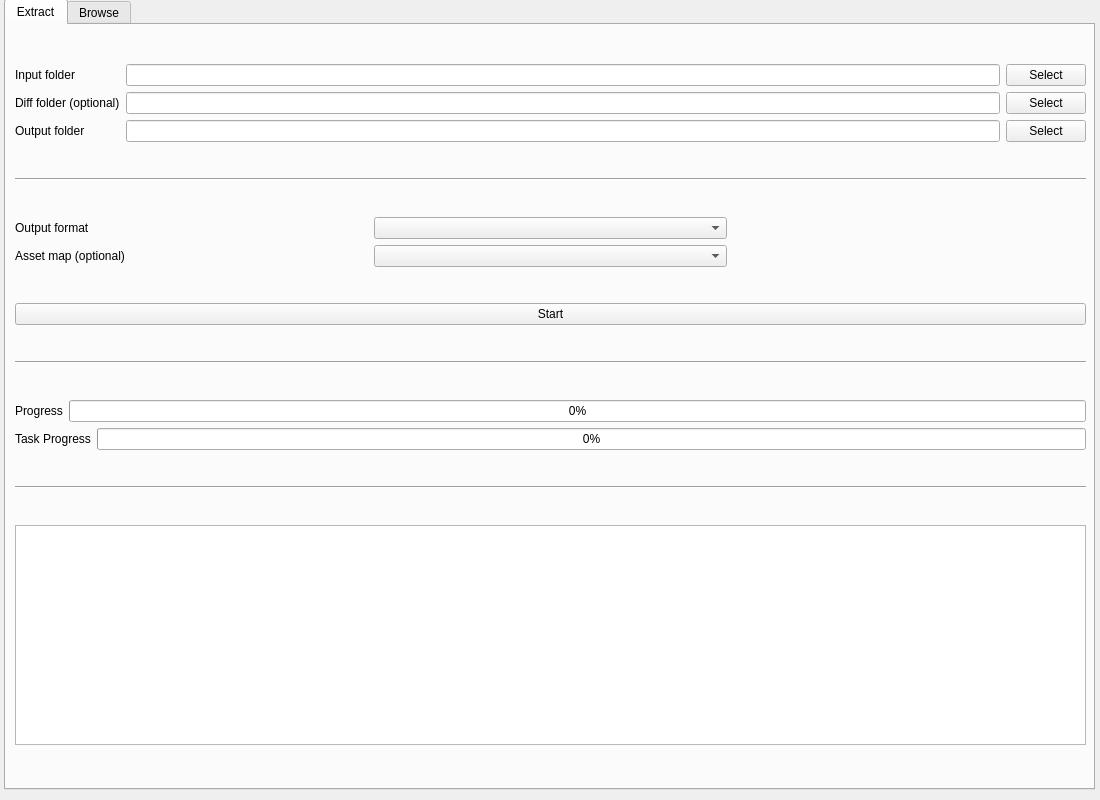
Qt form gui.ui (Escartem/AnimeWwise) before a commit.
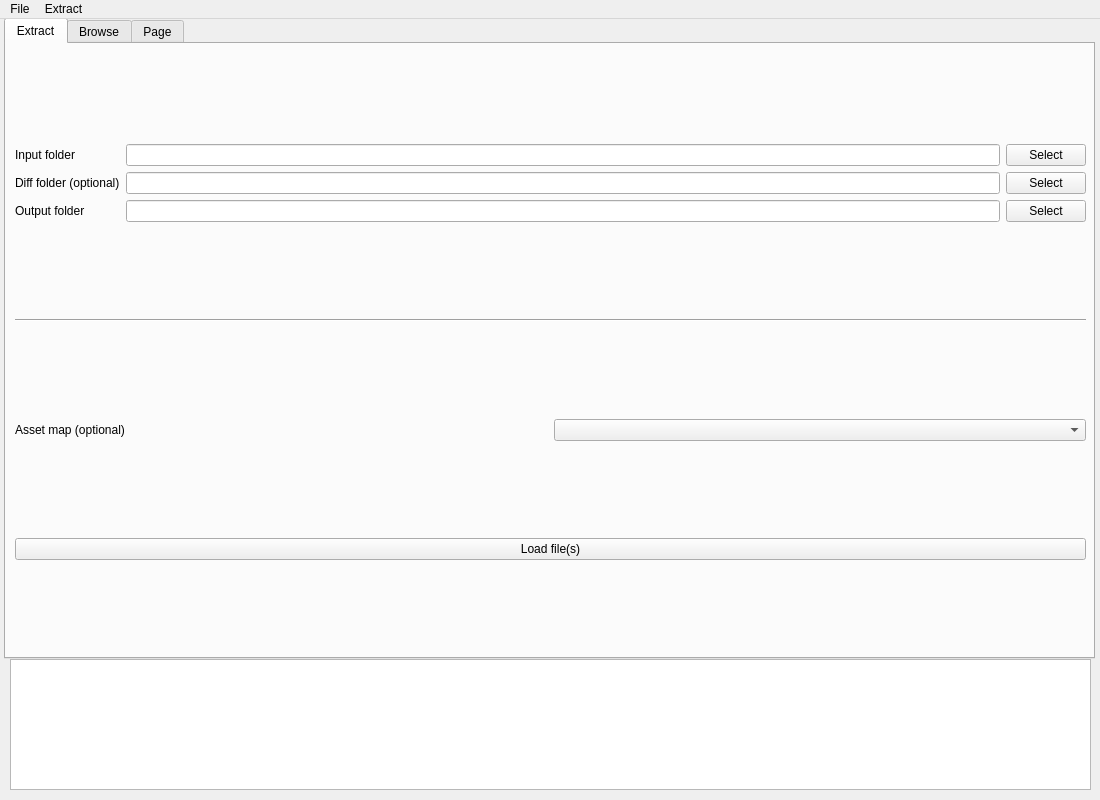
The same form after that commit.

Commit message: rework app, ability to load files

Patch:
```diff
--- a/gui.ui
+++ b/gui.ui
@@ -35,7 +35,7 @@
       <x>4</x>
       <y>-1</y>
       <width>1091</width>
-      <height>791</height>
+      <height>641</height>
      </rect>
     </property>
     <property name="currentIndex">
@@ -69,7 +69,7 @@
         <x>9</x>
         <y>9</y>
         <width>1071</width>
-        <height>741</height>
+        <height>601</height>
        </rect>
       </property>
       <layout class="QVBoxLayout" name="mainVLayout">
@@ -162,13 +162,6 @@
        <item>
         <layout class="QGridLayout" name="settingsGrid">
          <item row="0" column="0">
-          <widget class="QLabel" name="outputFormatLabel">
-           <property name="text">
-            <string>Output format</string>
-           </property>
-          </widget>
-         </item>
-         <item row="1" column="0">
           <widget class="QLabel" name="assetMapLabel">
            <property name="text">
             <string>Asset map (optional)</string>
@@ -176,51 +169,60 @@
           </widget>
          </item>
          <item row="0" column="1">
-          <widget class="QComboBox" name="outputFormat">
-           <property name="currentText">
-            <string/>
-           </property>
-          </widget>
-         </item>
-         <item row="1" column="1">
           <widget class="QComboBox" name="assetMap"/>
          </item>
-         <item row="0" column="2">
-          <widget class="QLabel" name="spacingLabel">
-           <property name="text">
-            <string/>
-           </property>
-          </widget>
-         </item>
         </layout>
        </item>
        <item>
         <widget class="QPushButton" name="startButton">
          <property name="text">
-          <string>Start</string>
+          <string>Load file(s)</string>
          </property>
         </widget>
        </item>
-       <item>
-        <widget class="Line" name="separatorB">
-         <property name="orientation">
-          <enum>Qt::Horizontal</enum>
-         </property>
-        </widget>
-       </item>
+      </layout>
+     </widget>
+    </widget>
+    <widget class="QWidget" name="browseTab">
+     <attribute name="title">
+      <string>Browse</string>
+     </attribute>
+     <widget class="QTreeView" name="treeView">
+      <property name="geometry">
+       <rect>
+        <x>0</x>
+        <y>0</y>
+        <width>1081</width>
+        <height>611</height>
+       </rect>
+      </property>
+     </widget>
+    </widget>
+    <widget class="QWidget" name="tab_3">
+     <attribute name="title">
+      <string>Page</string>
+     </attribute>
+     <widget class="QWidget" name="layoutWidget">
+      <property name="geometry">
+       <rect>
+        <x>153</x>
+        <y>110</y>
+        <width>521</width>
+        <height>201</height>
+       </rect>
+      </property>
+      <layout class="QVBoxLayout" name="progressWrapperLayout_2">
        <item>
-        <layout class="QVBoxLayout" name="progressWrapperLayout">
+        <layout class="QHBoxLayout" name="progressLayout_2">
          <item>
-          <layout class="QHBoxLayout" name="progressLayout">
-           <item>
-            <widget class="QLabel" name="progressLabel">
+          <widget class="QLabel" name="progressLabel_2">
              <property name="text">
               <string>Progress</string>
              </property>
             </widget>
            </item>
            <item>
-            <widget class="QProgressBar" name="progress">
+          <widget class="QProgressBar" name="progress_2">
              <property name="value">
               <number>0</number>
              </property>
@@ -229,7 +231,7 @@
           </layout>
          </item>
          <item>
-          <layout class="QHBoxLayout" name="taskProgressLayout">
+        <layout class="QHBoxLayout" name="taskProgressLayout_2">
            <item>
             <widget class="QLabel" name="taskProgressLabel">
              <property name="text">
@@ -247,16 +249,44 @@
           </layout>
          </item>
         </layout>
-       </item>
-       <item>
-        <widget class="Line" name="line">
-         <property name="orientation">
-          <enum>Qt::Horizontal</enum>
-         </property>
-        </widget>
-       </item>
-       <item>
+     </widget>
+     <widget class="QComboBox" name="outputFormat">
+      <property name="geometry">
+       <rect>
+        <x>529</x>
+        <y>400</y>
+        <width>261</width>
+        <height>22</height>
+       </rect>
+      </property>
+      <property name="currentText">
+       <string/>
+      </property>
+     </widget>
+     <widget class="QLabel" name="outputFormatLabel">
+      <property name="geometry">
+       <rect>
+        <x>260</x>
+        <y>400</y>
+        <width>262</width>
+        <height>22</height>
+       </rect>
+      </property>
+      <property name="text">
+       <string>Output format</string>
+      </property>
+     </widget>
+    </widget>
+   </widget>
         <widget class="QTextEdit" name="console">
+    <property name="geometry">
+     <rect>
+      <x>10</x>
+      <y>640</y>
+      <width>1081</width>
+      <height>131</height>
+     </rect>
+    </property>
          <property name="maximumSize">
           <size>
            <width>16777215</width>
@@ -267,17 +297,53 @@
           <bool>true</bool>
          </property>
         </widget>
-       </item>
-      </layout>
-     </widget>
-    </widget>
-    <widget class="QWidget" name="browseTab">
-     <attribute name="title">
-      <string>Browse</string>
-     </attribute>
-    </widget>
-   </widget>
-  </widget>
+  </widget>
+  <widget class="QMenuBar" name="menubar">
+   <property name="geometry">
+    <rect>
+     <x>0</x>
+     <y>0</y>
+     <width>1100</width>
+     <height>26</height>
+    </rect>
+   </property>
+   <widget class="QMenu" name="menuFile">
+    <property name="title">
+     <string>File</string>
+    </property>
+    <addaction name="actionnot_working_here_yet"/>
+    <addaction name="actionclear_table"/>
+   </widget>
+   <widget class="QMenu" name="menuExtract">
+    <property name="title">
+     <string>Extract</string>
+    </property>
+    <addaction name="actionall"/>
+    <addaction name="actionselected"/>
+   </widget>
+   <addaction name="menuFile"/>
+   <addaction name="menuExtract"/>
+  </widget>
+  <action name="actionnot_working_here_yet">
+   <property name="text">
+    <string>not working here yet</string>
+   </property>
+  </action>
+  <action name="actionall">
+   <property name="text">
+    <string>all</string>
+   </property>
+  </action>
+  <action name="actionselected">
+   <property name="text">
+    <string>selected</string>
+   </property>
+  </action>
+  <action name="actionclear_table">
+   <property name="text">
+    <string>clear table</string>
+   </property>
+  </action>
  </widget>
  <tabstops>
   <tabstop>inputPath</tabstop>
```
Left out of the diff: 12 changed lines with no effect on the pictures. Lines whose indentation alone changed are shown as unchanged. The commit also changes 4 other files.
